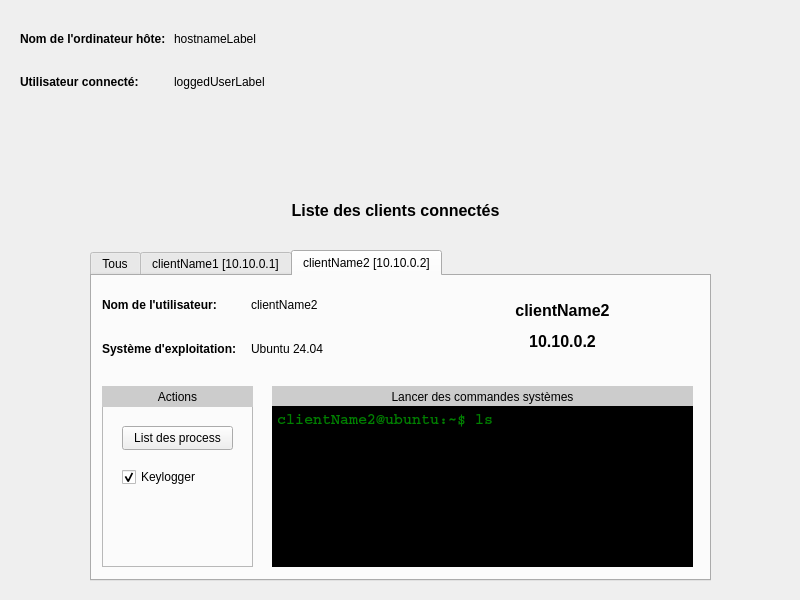
Above: ServerQt/src/homescreen.ui from cyril-porez/Les-9-cercles-de-l-enfer before the change. Below: the same form after it.
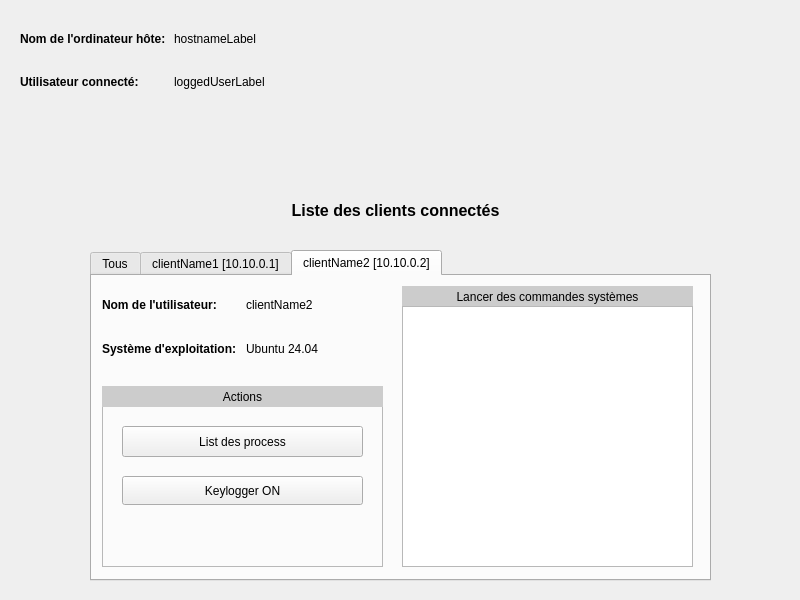
That is the form after the change. The open tabs and pages were chosen to show the change.

```diff
--- a/ServerQt/src/homescreen.ui
+++ b/ServerQt/src/homescreen.ui
@@ -323,7 +323,7 @@
       <rect>
        <x>10</x>
        <y>10</y>
-       <width>291</width>
+       <width>281</width>
        <height>81</height>
       </rect>
      </property>
@@ -376,107 +376,12 @@
       </item>
      </layout>
     </widget>
-    <widget class="QLabel" name="label_14">
-     <property name="geometry">
-      <rect>
-       <x>380</x>
-       <y>20</y>
-       <width>181</width>
-       <height>61</height>
-      </rect>
-     </property>
-     <property name="font">
-      <font>
-       <pointsize>12</pointsize>
-       <bold>true</bold>
-      </font>
-     </property>
-     <property name="lineWidth">
-      <number>1</number>
-     </property>
-     <property name="text">
-      <string>&lt;html&gt;&lt;head/&gt;&lt;body&gt;&lt;p align=&quot;center&quot;&gt;clientName2&lt;/p&gt;&lt;p align=&quot;center&quot;&gt;10.10.0.2&lt;/p&gt;&lt;/body&gt;&lt;/html&gt;</string>
-     </property>
-     <property name="scaledContents">
-      <bool>false</bool>
-     </property>
-     <property name="alignment">
-      <set>Qt::AlignCenter</set>
-     </property>
-     <property name="wordWrap">
-      <bool>true</bool>
-     </property>
-    </widget>
-    <widget class="QFrame" name="frame_3">
-     <property name="geometry">
-      <rect>
-       <x>180</x>
-       <y>110</y>
-       <width>421</width>
-       <height>181</height>
-      </rect>
-     </property>
-     <property name="frameShape">
-      <enum>QFrame::StyledPanel</enum>
-     </property>
-     <property name="frameShadow">
-      <enum>QFrame::Raised</enum>
-     </property>
-     <property name="lineWidth">
-      <number>1</number>
-     </property>
-     <widget class="QLabel" name="label_20">
-      <property name="geometry">
-       <rect>
-        <x>0</x>
-        <y>0</y>
-        <width>421</width>
-        <height>21</height>
-       </rect>
-      </property>
-      <property name="styleSheet">
-       <string notr="true">background-color: #ccc; color: black</string>
-      </property>
-      <property name="text">
-       <string>Lancer des commandes systèmes</string>
-      </property>
-      <property name="alignment">
-       <set>Qt::AlignCenter</set>
-      </property>
-     </widget>
-     <widget class="QPlainTextEdit" name="plainTextEdit_3">
-      <property name="geometry">
-       <rect>
-        <x>0</x>
-        <y>20</y>
-        <width>421</width>
-        <height>161</height>
-       </rect>
-      </property>
-      <property name="font">
-       <font>
-        <family>Courier</family>
-        <pointsize>11</pointsize>
-        <bold>true</bold>
-       </font>
-      </property>
-      <property name="styleSheet">
-       <string notr="true">background-color: black; 
-color: green; 
-font-family: Courier, monospace;
-font-weight: bold;</string>
-      </property>
-      <property name="plainText">
-       <string>clientName2@ubuntu:~$ ls</string>
-      </property>
-     </widget>
-    </widget>
     <widget class="QFrame" name="frame_4">
      <property name="geometry">
       <rect>
        <x>10</x>
        <y>110</y>
-       <width>151</width>
+       <width>281</width>
        <height>181</height>
       </rect>
      </property>
@@ -489,12 +394,12 @@
      <property name="lineWidth">
       <number>1</number>
      </property>
-     <widget class="QLabel" name="label_21">
+     <widget class="QLabel" name="label_14">
       <property name="geometry">
        <rect>
         <x>0</x>
         <y>0</y>
-        <width>151</width>
+        <width>281</width>
         <height>21</height>
        </rect>
       </property>
@@ -513,28 +418,73 @@
        <rect>
         <x>20</x>
         <y>40</y>
-        <width>111</width>
-        <height>24</height>
+        <width>241</width>
+        <height>31</height>
        </rect>
       </property>
       <property name="text">
        <string>List des process</string>
       </property>
      </widget>
-     <widget class="QCheckBox" name="checkBox_3">
+     <widget class="QPushButton" name="keylogButton_2">
       <property name="geometry">
        <rect>
         <x>20</x>
-        <y>80</y>
-        <width>111</width>
-        <height>22</height>
+        <y>90</y>
+        <width>241</width>
+        <height>29</height>
        </rect>
       </property>
       <property name="text">
-       <string>Keylogger</string>
+       <string>Keylogger ON</string>
       </property>
-      <property name="checked">
-       <bool>true</bool>
+     </widget>
+    </widget>
+    <widget class="QFrame" name="frame_3">
+     <property name="geometry">
+      <rect>
+       <x>310</x>
+       <y>10</y>
+       <width>291</width>
+       <height>281</height>
+      </rect>
+     </property>
+     <property name="frameShape">
+      <enum>QFrame::StyledPanel</enum>
+     </property>
+     <property name="frameShadow">
+      <enum>QFrame::Raised</enum>
+     </property>
+     <property name="lineWidth">
+      <number>1</number>
+     </property>
+     <widget class="QLabel" name="label_13">
+      <property name="geometry">
+       <rect>
+        <x>0</x>
+        <y>0</y>
+        <width>291</width>
+        <height>21</height>
+       </rect>
+      </property>
+      <property name="styleSheet">
+       <string notr="true">background-color: #ccc; color: black</string>
+      </property>
+      <property name="text">
+       <string>Lancer des commandes systèmes</string>
+      </property>
+      <property name="alignment">
+       <set>Qt::AlignCenter</set>
+      </property>
+     </widget>
+     <widget class="QListView" name="listView_3">
+      <property name="geometry">
+       <rect>
+        <x>0</x>
+        <y>20</y>
+        <width>291</width>
+        <height>261</height>
+       </rect>
       </property>
      </widget>
     </widget>
```
Left out of the diff: 42 changed lines with no effect on the pictures.
